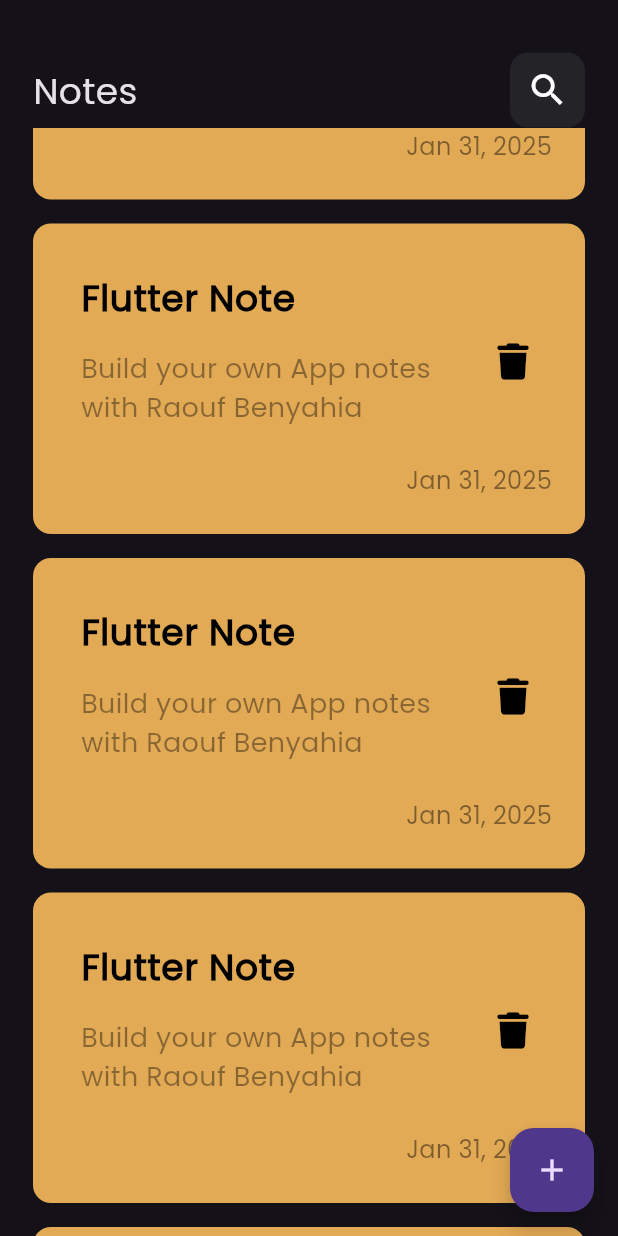
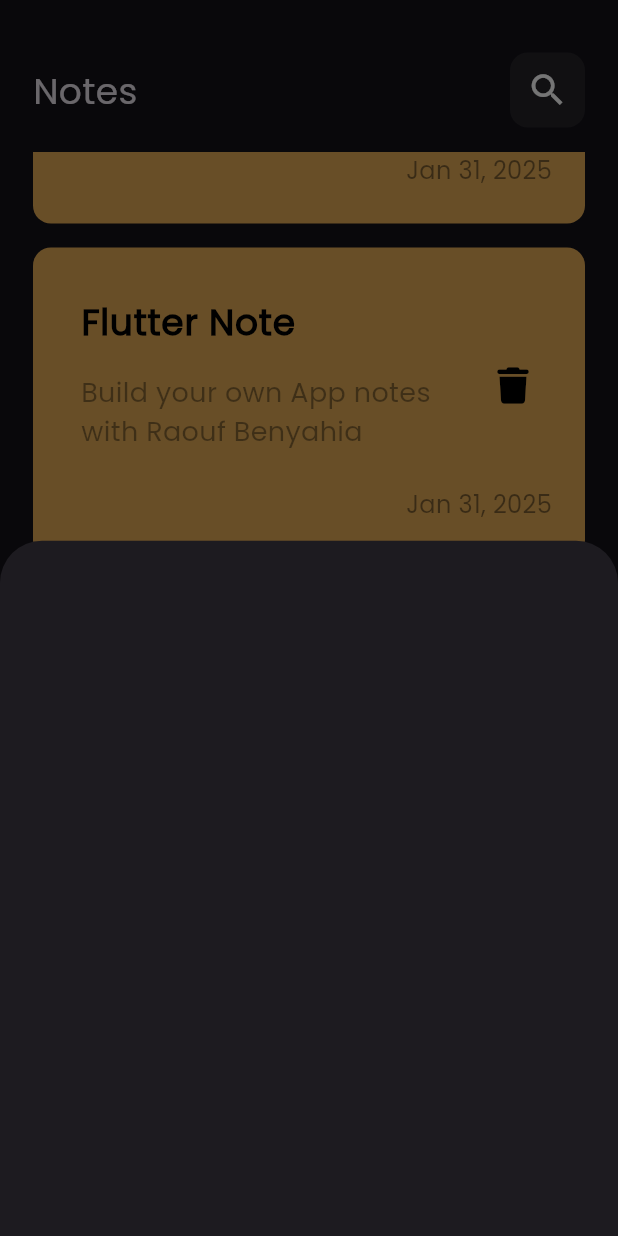
Before and after one commit to Benraouf93/note_app, a Flutter app: the screen it shows after launch, scrolled down 1728 dp, after a tap on the "add" icon, on a phone screen of 412 x 824 dp. Run offline on Flutter 3.47's test engine with Material 3 defaults, Android fonts, the phone set to English and light mode, and no system bars; our stand-ins replace font_awesome_flutter.

Commit message:
create custom bottom sheet to add notes

```diff
--- a/lib/views/notes_view.dart
+++ b/lib/views/notes_view.dart
@@ -1,5 +1,6 @@
 import 'package:flutter/material.dart';
 
+import 'widgets/custom_btm_sheet.dart';
 import 'widgets/notes_view_body.dart';
 
 class NotesView extends StatelessWidget {
@@ -10,7 +11,14 @@ class NotesView extends StatelessWidget {
     return Scaffold(
       body: const NotesViewBody(),
       floatingActionButton:
-          FloatingActionButton(onPressed: () {}, child: const Icon(Icons.add)),
+          FloatingActionButton(onPressed: ()
+          {
+            showModalBottomSheet(context: context, builder: (context)
+            {
+              return const CustomBtmSheet();
+            });
+          },
+      child: const Icon(Icons.add)),
     );
   }
 }
--- /dev/null
+++ b/lib/views/widgets/custom_btm_sheet.dart
@@ -0,0 +1,10 @@
+import 'package:flutter/material.dart';
+
+class CustomBtmSheet extends StatelessWidget {
+  const CustomBtmSheet({super.key});
+
+  @override
+  Widget build(BuildContext context) {
+    return Container();
+  }
+}
--- a/lib/views/widgets/notes_list_view.dart
+++ b/lib/views/widgets/notes_list_view.dart
@@ -7,11 +7,16 @@ class NotesListView extends StatelessWidget {
 
   @override
   Widget build(BuildContext context) {
-    return ListView.builder(itemBuilder: (context, index) {
-      return const Padding(
-        padding: EdgeInsets.symmetric(vertical: 8),
-        child: NoteItem(),
-      );
-    });
+    return Padding(
+      padding: const EdgeInsets.symmetric(vertical: 16),
+      child: ListView.builder(
+        padding: EdgeInsets.zero,
+        itemBuilder: (context, index) {
+        return const Padding(
+          padding: EdgeInsets.symmetric(vertical: 8),
+          child: NoteItem(),
+        );
+      }),
+    );
   }
 }
```
